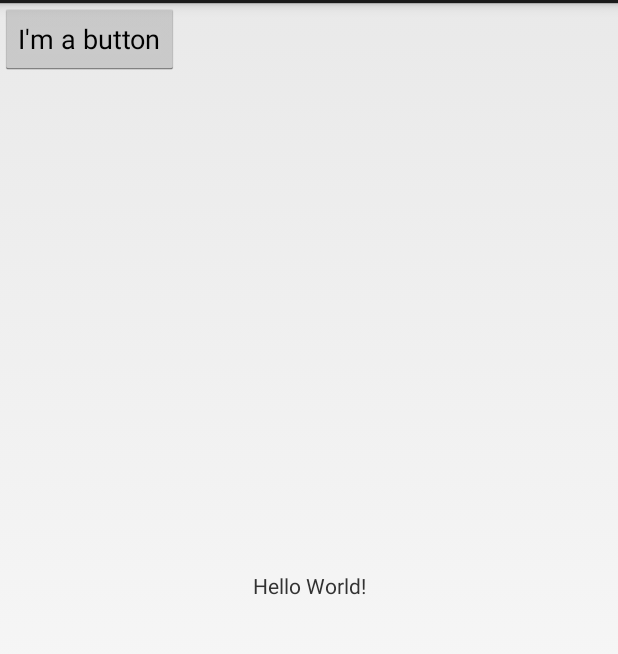
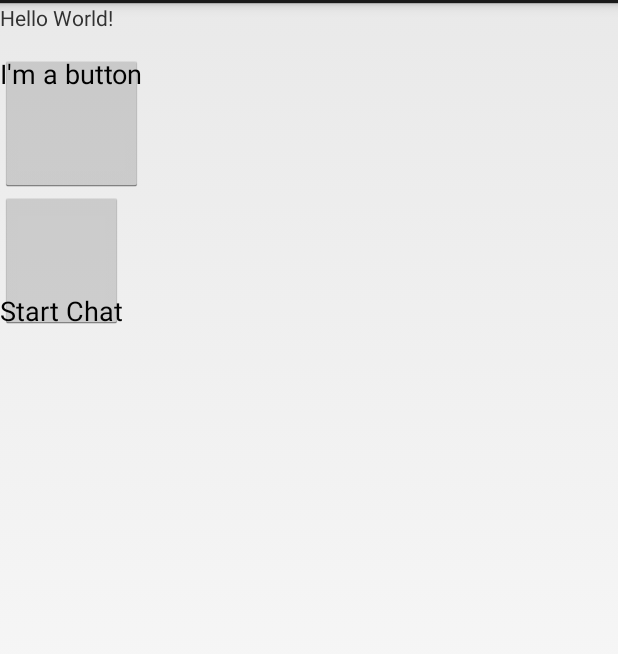
Before and after one commit to FatemaAlgonquin/CST2335, an Android app: the StartActivity screen opened directly, with no data from a screen before it, on a phone screen of 412 x 824 dp, the part 69-723 px from its top. Run offline under Robolectric (Android 15) with nearby library versions, the phone set to English and light mode, and no system bars.

Commit message:
Lab 4 chat window completion

```diff
--- a/app/build.gradle
+++ b/app/build.gradle
@@ -27,5 +27,6 @@ dependencies {
         exclude group: 'com.android.support', module: 'support-annotations'
     })
     compile 'com.android.support.constraint:constraint-layout:1.0.2'
+    compile 'com.android.support:appcompat-v7:26.+'
     testCompile 'junit:junit:4.12'
 }
--- a/app/src/main/java/com/lab1/a2335/androidlabs/StartActivity.java
+++ b/app/src/main/java/com/lab1/a2335/androidlabs/StartActivity.java
@@ -11,13 +11,16 @@ import android.widget.Toast;
 public class StartActivity extends Activity {
     String TAG = "activity_start.xml";
     Button startButton;
+    Button startChat;
 
     @Override
     protected void onCreate(Bundle savedInstanceState) {
         super.onCreate(savedInstanceState);
         setContentView(R.layout.activity_start);
-        startButton = (Button)findViewById(R.id.button);
+        startButton = (Button)findViewById(R.id.buttonStart);
+        startButton.setPadding(0,0,0,100);
         buttonClickAction();
+        onClickStartChat();
     }
 
     protected void onSaveInstanceState(Bundle outState)
@@ -65,7 +68,6 @@ public class StartActivity extends Activity {
                 Intent intent = new Intent(StartActivity.this, ListItemsActivity.class);
                 startActivityForResult(intent, 10);
                 onActivityResult(10,10, intent);
-
             }
         });
     }
@@ -78,11 +80,24 @@ public class StartActivity extends Activity {
                 Toast.makeText(this,"my information to share",Toast.LENGTH_LONG).show();
             }
             }
+    }
 
+    public void onClickStartChat(){
+        startChat = (Button)findViewById(R.id.buttonChat);
+        startChat.setPadding(0,100,0,0);
 
+        startChat.setOnClickListener(new View.OnClickListener()
+        {
+            @Override
+            public void onClick(View v){
+                Log.i(TAG, "User clicked Start Chat");
+                Intent intent = new Intent(StartActivity.this, ChatWindow.class);
+                //startActivity(intent);
+                startActivityForResult(intent, 10);
+                onActivityResult(10,10, intent);
+            }
+        });
     }
 
 
-
-
 }
--- a/app/src/main/res/layout/activity_start.xml
+++ b/app/src/main/res/layout/activity_start.xml
@@ -1,26 +1,35 @@
 <?xml version="1.0" encoding="utf-8"?>
-<android.support.constraint.ConstraintLayout xmlns:android="http://schemas.android.com/apk/res/android"
-    xmlns:app="http://schemas.android.com/apk/res-auto"
+<RelativeLayout xmlns:android="http://schemas.android.com/apk/res/android"
     xmlns:tools="http://schemas.android.com/tools"
     android:layout_width="match_parent"
     android:layout_height="match_parent"
+    android:layout_alignParentBottom="true"
     tools:context="com.lab1.a2335.androidlabs.StartActivity">
 
     <TextView
         android:layout_width="wrap_content"
         android:layout_height="wrap_content"
         android:text="@string/hello_message"
-        app:layout_constraintBottom_toBottomOf="parent"
-        app:layout_constraintLeft_toLeftOf="parent"
-        app:layout_constraintRight_toRightOf="parent"
-        app:layout_constraintTop_toTopOf="parent" />
+        android:id="@+id/textView" />
 
     <Button
-        android:id="@+id/button"
         android:layout_width="wrap_content"
         android:layout_height="wrap_content"
         android:text="@string/ButtonText"
-        tools:layout_editor_absoluteX="153dp"
-        tools:layout_editor_absoluteY="269dp" />
+        android:id="@+id/buttonStart"
+        android:layout_below="@+id/textView"
+        android:layout_alignParentStart="true"
+        android:layout_marginTop="15dp"
+        android:onClick=""/>
 
-</android.support.constraint.ConstraintLayout>
+    <Button
+        android:text="@string/button_chat"
+        android:layout_width="wrap_content"
+        android:layout_height="wrap_content"
+        android:id="@+id/buttonChat"
+        android:layout_below="@+id/buttonStart"
+        android:layout_alignParentStart="true" />
+
+
+
+</RelativeLayout>
--- a/app/src/main/res/values/strings.xml
+++ b/app/src/main/res/values/strings.xml
@@ -13,4 +13,7 @@
     <string name="dialog_title">finish job</string>
     <string name="ok">ok</string>
     <string name="cancel">cancel</string>
+    <string name="button_chat">Start Chat</string>
+    <string name="button_send">Send</string>
+
 </resources>
```
Also changed, not shown: app/src/main/AndroidManifest.xml (+5 -10 lines), app/src/main/java/com/lab1/a2335/androidlabs/ChatWindow.java (added, +88 -0 lines), app/src/main/java/com/lab1/a2335/androidlabs/LoginActivity.java (+1 -12 lines), app/src/main/res/layout/activity_chat_window.xml (added, +39 -0 lines), app/src/main/res/layout/chat_row_incoming.xml (added, +23 -0 lines), app/src/main/res/layout/chat_row_outgoing.xml (added, +20 -0 lines).
